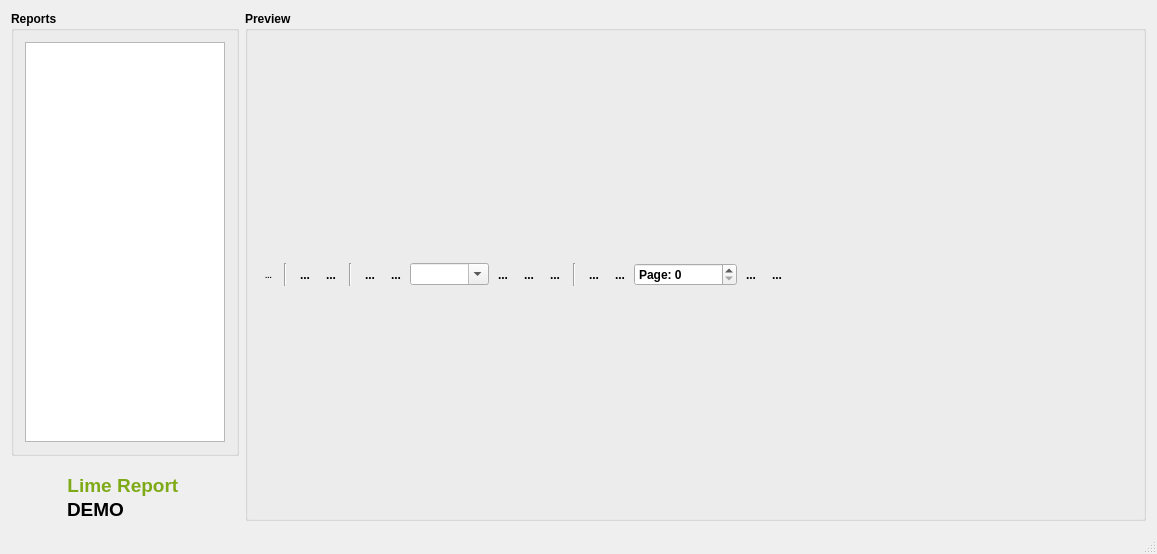
Old version of the form demo_r2/mainwindow.ui in the repository fralx/LimeReport.
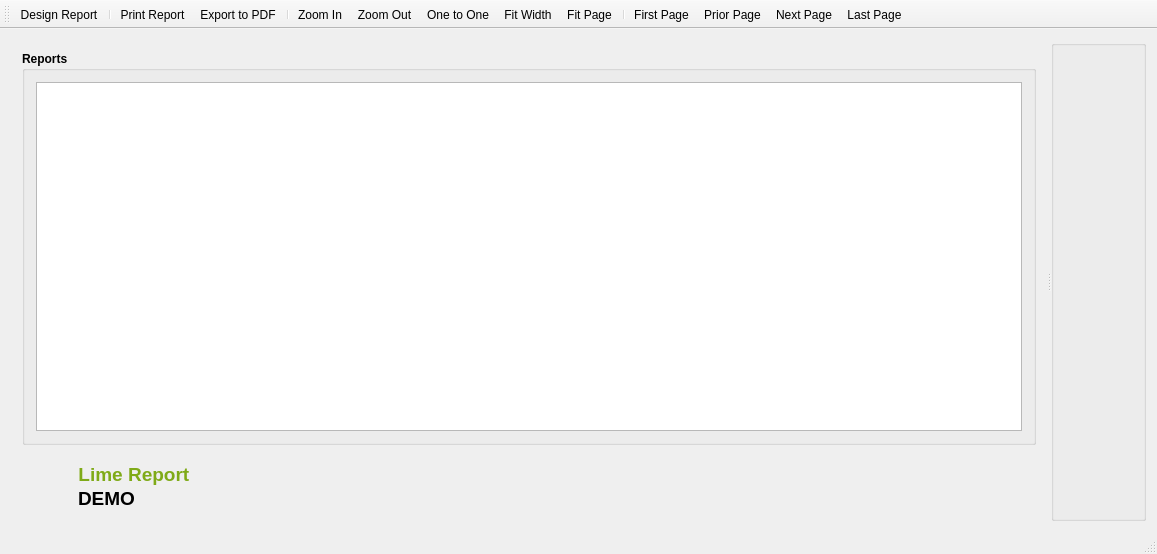
New version of the form. Icons and pictures are not drawn.

Commit message: Demo R2 refactored

What changed in the file:
```diff
--- a/demo_r2/mainwindow.ui
+++ b/demo_r2/mainwindow.ui
@@ -18,10 +18,13 @@
     <normaloff>:/report/images/logo32</normaloff>:/report/images/logo32</iconset>
   </property>
   <widget class="QWidget" name="centralWidget">
-   <layout class="QVBoxLayout" name="verticalLayout_4">
+   <layout class="QHBoxLayout" name="horizontalLayout_2">
     <item>
-     <layout class="QHBoxLayout" name="horizontalLayout_3">
-      <item>
+     <widget class="QSplitter" name="splitter">
+      <property name="orientation">
+       <enum>Qt::Horizontal</enum>
+      </property>
+      <widget class="QWidget" name="">
        <layout class="QVBoxLayout" name="verticalLayout_3">
         <item>
          <widget class="QGroupBox" name="groupBox">
@@ -37,18 +40,6 @@
           <layout class="QVBoxLayout" name="verticalLayout_2">
            <item>
             <widget class="QTreeWidget" name="treeWidget">
-             <property name="sizePolicy">
-              <sizepolicy hsizetype="Fixed" vsizetype="Expanding">
-               <horstretch>0</horstretch>
-               <verstretch>0</verstretch>
-              </sizepolicy>
-             </property>
-             <property name="maximumSize">
-              <size>
-               <width>200</width>
-               <height>16777215</height>
-              </size>
-             </property>
              <property name="font">
               <font>
                <weight>50</weight>
@@ -230,8 +221,7 @@
          </layout>
         </item>
        </layout>
-      </item>
-      <item>
+      </widget>
        <widget class="QGroupBox" name="groupBox_2">
         <property name="font">
          <font>
@@ -240,344 +230,153 @@
          </font>
         </property>
         <property name="title">
-         <string>Preview</string>
+        <string/>
         </property>
         <layout class="QVBoxLayout" name="verticalLayout_5">
          <property name="spacing">
           <number>4</number>
          </property>
-         <item>
-          <layout class="QHBoxLayout" name="horizontalLayout_2">
-           <property name="spacing">
-            <number>2</number>
-           </property>
-           <item>
-            <widget class="QToolButton" name="tbDesign">
-             <property name="font">
-              <font>
-               <pointsize>6</pointsize>
-              </font>
-             </property>
-             <property name="text">
-              <string>...</string>
-             </property>
+       </layout>
+      </widget>
+     </widget>
+    </item>
+   </layout>
+  </widget>
+  <widget class="QStatusBar" name="statusBar"/>
+  <widget class="QToolBar" name="toolBar">
+   <property name="windowTitle">
+    <string>toolBar</string>
+   </property>
+   <attribute name="toolBarArea">
+    <enum>TopToolBarArea</enum>
+   </attribute>
+   <attribute name="toolBarBreak">
+    <bool>false</bool>
+   </attribute>
+   <addaction name="actionDesign_Report"/>
+   <addaction name="separator"/>
+   <addaction name="actionPrint_Report"/>
+   <addaction name="actionExport_to_PDF"/>
+   <addaction name="separator"/>
+   <addaction name="actionZoomIn"/>
+   <addaction name="actionZoom_Out"/>
+   <addaction name="actionOne_to_One"/>
+   <addaction name="actionFit_Width"/>
+   <addaction name="actionFit_Page"/>
+   <addaction name="separator"/>
+   <addaction name="actionFirst_Page"/>
+   <addaction name="actionPrior_Page"/>
+   <addaction name="actionNext_Page"/>
+   <addaction name="actionLast_Page"/>
+  </widget>
+  <action name="actionDesign_Report">
              <property name="icon">
               <iconset resource="demo_r2.qrc">
                <normaloff>:/images/images/design.png</normaloff>:/images/images/design.png</iconset>
              </property>
-             <property name="iconSize">
-              <size>
-               <width>24</width>
-               <height>24</height>
-              </size>
-             </property>
-             <property name="autoRaise">
-              <bool>true</bool>
-             </property>
-            </widget>
-           </item>
-           <item>
-            <widget class="QLabel" name="label_3">
-             <property name="frameShape">
-              <enum>QFrame::VLine</enum>
-             </property>
-             <property name="frameShadow">
-              <enum>QFrame::Sunken</enum>
-             </property>
              <property name="text">
-              <string/>
-             </property>
-            </widget>
-           </item>
-           <item>
-            <widget class="QToolButton" name="tbPrint">
-             <property name="text">
-              <string>...</string>
-             </property>
+    <string>Design Report</string>
+   </property>
+  </action>
+  <action name="actionPrint_Report">
              <property name="icon">
               <iconset resource="demo_r2.qrc">
                <normaloff>:/images/images/Print.png</normaloff>:/images/images/Print.png</iconset>
              </property>
-             <property name="iconSize">
-              <size>
-               <width>24</width>
-               <height>24</height>
-              </size>
-             </property>
-             <property name="autoRaise">
-              <bool>true</bool>
-             </property>
-            </widget>
-           </item>
-           <item>
-            <widget class="QToolButton" name="tbPDFExport">
              <property name="text">
-              <string>...</string>
-             </property>
+    <string>Print Report</string>
+   </property>
+  </action>
+  <action name="actionExport_to_PDF">
              <property name="icon">
               <iconset resource="demo_r2.qrc">
                <normaloff>:/images/images/PDF.png</normaloff>:/images/images/PDF.png</iconset>
              </property>
-             <property name="iconSize">
-              <size>
-               <width>24</width>
-               <height>24</height>
-              </size>
-             </property>
-             <property name="autoRaise">
-              <bool>true</bool>
-             </property>
-            </widget>
-           </item>
-           <item>
-            <widget class="QLabel" name="label_4">
-             <property name="frameShape">
-              <enum>QFrame::VLine</enum>
-             </property>
-             <property name="frameShadow">
-              <enum>QFrame::Sunken</enum>
-             </property>
              <property name="text">
-              <string/>
-             </property>
-            </widget>
-           </item>
-           <item>
-            <widget class="QToolButton" name="tbZoomIn">
-             <property name="text">
-              <string>...</string>
-             </property>
+    <string>Export to PDF</string>
+   </property>
+  </action>
+  <action name="actionZoomIn">
              <property name="icon">
               <iconset resource="demo_r2.qrc">
                <normaloff>:/images/images/ZoomIn.png</normaloff>:/images/images/ZoomIn.png</iconset>
              </property>
-             <property name="iconSize">
-              <size>
-               <width>24</width>
-               <height>24</height>
-              </size>
-             </property>
-             <property name="autoRaise">
-              <bool>true</bool>
-             </property>
-            </widget>
-           </item>
-           <item>
-            <widget class="QToolButton" name="tbZoomOut">
              <property name="text">
-              <string>...</string>
-             </property>
+    <string>Zoom In</string>
+   </property>
+  </action>
+  <action name="actionZoom_Out">
              <property name="icon">
               <iconset resource="demo_r2.qrc">
                <normaloff>:/images/images/ZoomOut.png</normaloff>:/images/images/ZoomOut.png</iconset>
              </property>
-             <property name="iconSize">
-              <size>
-               <width>24</width>
-               <height>24</height>
-              </size>
-             </property>
-             <property name="autoRaise">
-              <bool>true</bool>
-             </property>
-            </widget>
-           </item>
-           <item>
-            <widget class="QComboBox" name="cbScalePercent">
-             <property name="editable">
-              <bool>true</bool>
-             </property>
-             <property name="frame">
-              <bool>true</bool>
-             </property>
-            </widget>
-           </item>
-           <item>
-            <widget class="QToolButton" name="tbOneToOne">
              <property name="text">
-              <string>...</string>
-             </property>
+    <string>Zoom Out</string>
+   </property>
+  </action>
+  <action name="actionOne_to_One">
              <property name="icon">
               <iconset resource="demo_r2.qrc">
                <normaloff>:/images/images/OneToOne.png</normaloff>:/images/images/OneToOne.png</iconset>
              </property>
-             <property name="iconSize">
-              <size>
-               <width>24</width>
-               <height>24</height>
-              </size>
-             </property>
-             <property name="autoRaise">
-              <bool>true</bool>
-             </property>
-            </widget>
-           </item>
-           <item>
-            <widget class="QToolButton" name="tbFitWidth">
              <property name="text">
-              <string>...</string>
-             </property>
+    <string>One to One</string>
+   </property>
+  </action>
+  <action name="actionFit_Width">
              <property name="icon">
               <iconset resource="demo_r2.qrc">
                <normaloff>:/images/images/FitWidth.png</normaloff>:/images/images/FitWidth.png</iconset>
              </property>
-             <property name="iconSize">
-              <size>
-               <width>24</width>
-               <height>24</height>
-              </size>
-             </property>
-             <property name="autoRaise">
-              <bool>true</bool>
-             </property>
-            </widget>
-           </item>
-           <item>
-            <widget class="QToolButton" name="tbFitPage">
              <property name="text">
-              <string>...</string>
-             </property>
+    <string>Fit Width</string>
+   </property>
+  </action>
+  <action name="actionFit_Page">
              <property name="icon">
               <iconset resource="demo_r2.qrc">
                <normaloff>:/images/images/FitPage.png</normaloff>:/images/images/FitPage.png</iconset>
              </property>
-             <property name="iconSize">
-              <size>
-               <width>24</width>
-               <height>24</height>
-              </size>
-             </property>
-             <property name="autoRaise">
-              <bool>true</bool>
-             </property>
-            </widget>
-           </item>
-           <item>
-            <widget class="QLabel" name="label_5">
-             <property name="frameShape">
-              <enum>QFrame::VLine</enum>
-             </property>
-             <property name="frameShadow">
-              <enum>QFrame::Sunken</enum>
-             </property>
              <property name="text">
-              <string/>
-             </property>
-            </widget>
-           </item>
-           <item>
-            <widget class="QToolButton" name="tbFirstPage">
-             <property name="text">
-              <string>...</string>
-             </property>
+    <string>Fit Page</string>
+   </property>
+  </action>
+  <action name="actionFirst_Page">
              <property name="icon">
               <iconset resource="demo_r2.qrc">
                <normaloff>:/images/images/First.png</normaloff>:/images/images/First.png</iconset>
              </property>
-             <property name="iconSize">
-              <size>
-               <width>24</width>
-               <height>24</height>
-              </size>
-             </property>
-             <property name="autoRaise">
-              <bool>true</bool>
-             </property>
-            </widget>
-           </item>
-           <item>
-            <widget class="QToolButton" name="tbPrevPage">
              <property name="text">
-              <string>...</string>
-             </property>
+    <string>First Page</string>
+   </property>
+  </action>
+  <action name="actionPrior_Page">
              <property name="icon">
               <iconset resource="demo_r2.qrc">
                <normaloff>:/images/images/Prev.png</normaloff>:/images/images/Prev.png</iconset>
              </property>
-             <property name="iconSize">
-              <size>
-               <width>24</width>
-               <height>24</height>
-              </size>
-             </property>
-             <property name="autoRaise">
-              <bool>true</bool>
-             </property>
-            </widget>
-           </item>
-           <item>
-            <widget class="QSpinBox" name="sbPageNavigator">
-             <property name="prefix">
-              <string>Page: </string>
-             </property>
-             <property name="maximum">
-              <number>10000000</number>
-             </property>
-            </widget>
-           </item>
-           <item>
-            <widget class="QToolButton" name="tbNextPage">
              <property name="text">
-              <string>...</string>
-             </property>
+    <string>Prior Page</string>
+   </property>
+  </action>
+  <action name="actionNext_Page">
              <property name="icon">
               <iconset resource="demo_r2.qrc">
                <normaloff>:/images/images/Next.png</normaloff>:/images/images/Next.png</iconset>
              </property>
-             <property name="iconSize">
-              <size>
-               <width>24</width>
-               <height>24</height>
-              </size>
-             </property>
-             <property name="autoRaise">
-              <bool>true</bool>
-             </property>
-            </widget>
-           </item>
-           <item>
-            <widget class="QToolButton" name="tbLastPage">
              <property name="text">
-              <string>...</string>
-             </property>
+    <string>Next Page</string>
+   </property>
+  </action>
+  <action name="actionLast_Page">
              <property name="icon">
               <iconset resource="demo_r2.qrc">
                <normaloff>:/images/images/Last.png</normaloff>:/images/images/Last.png</iconset>
              </property>
-             <property name="iconSize">
-              <size>
-               <width>24</width>
-               <height>24</height>
-              </size>
-             </property>
-             <property name="autoRaise">
-              <bool>true</bool>
-             </property>
-            </widget>
-           </item>
-           <item>
-            <spacer name="horizontalSpacer">
-             <property name="orientation">
-              <enum>Qt::Horizontal</enum>
-             </property>
-             <property name="sizeHint" stdset="0">
-              <size>
-               <width>40</width>
-               <height>20</height>
-              </size>
-             </property>
-            </spacer>
-           </item>
-          </layout>
-         </item>
-        </layout>
-       </widget>
-      </item>
-     </layout>
-    </item>
-   </layout>
-  </widget>
-  <widget class="QStatusBar" name="statusBar"/>
+   <property name="text">
+    <string>Last Page</string>
+   </property>
+  </action>
  </widget>
  <layoutdefault spacing="6" margin="11"/>
  <resources>
```
Lines whose indentation alone changed are shown as unchanged. The commit also changes 2 other files.
